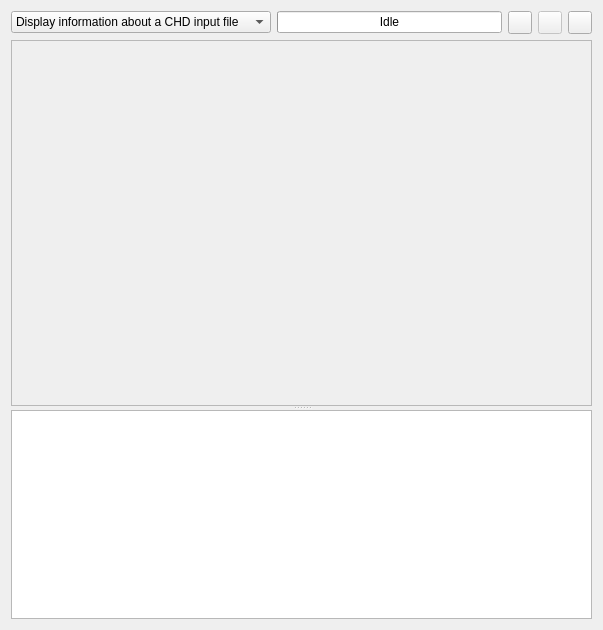
First picture: the form in tools/qchdman/projectwidget.ui, repository qmc2/qmc2-mame-fe, before the edit.
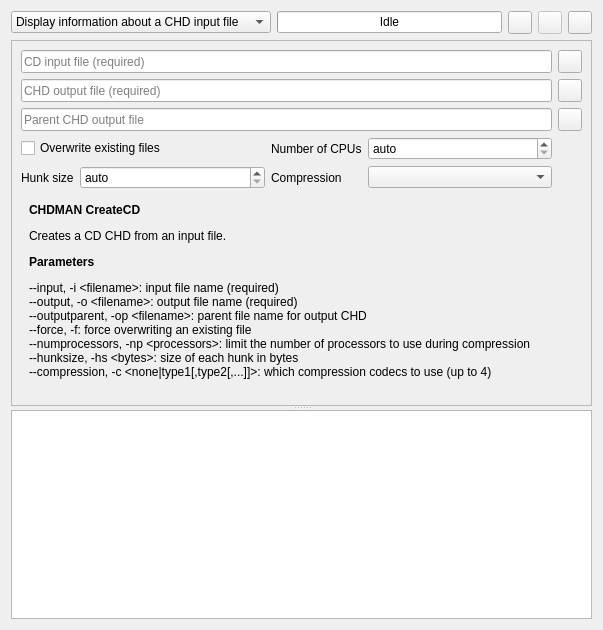
Second picture: the form after the edit. The open tabs and pages were chosen to show the change. Icons and pictures are not drawn.

Commit message: wip: qchdman: added project type CreateCD

Patch:
```diff
--- a/tools/qchdman/projectwidget.ui
+++ b/tools/qchdman/projectwidget.ui
@@ -1867,7 +1867,256 @@
             </item>
            </layout>
           </widget>
-          <widget class="QWidget" name="pageCreateCD"/>
+          <widget class="QWidget" name="pageCreateCD">
+           <layout class="QGridLayout" name="gridLayoutPageCreateCD">
+            <property name="margin">
+             <number>0</number>
+            </property>
+            <item row="0" column="0">
+             <widget class="QFrame" name="frameCreateCD">
+              <layout class="QGridLayout" name="gridLayoutFrameCreateCD">
+               <property name="margin">
+                <number>0</number>
+               </property>
+               <item row="4" column="1">
+                <widget class="QSpinBox" name="spinBoxCreateCDHunkSize">
+                 <property name="sizePolicy">
+                  <sizepolicy hsizetype="MinimumExpanding" vsizetype="Fixed">
+                   <horstretch>0</horstretch>
+                   <verstretch>0</verstretch>
+                  </sizepolicy>
+                 </property>
+                 <property name="toolTip">
+                  <string>Size in bytes of each hunk (--hunksize)</string>
+                 </property>
+                 <property name="specialValueText">
+                  <string>auto</string>
+                 </property>
+                 <property name="minimum">
+                  <number>-1</number>
+                 </property>
+                 <property name="maximum">
+                  <number>999999999</number>
+                 </property>
+                 <property name="value">
+                  <number>-1</number>
+                 </property>
+                </widget>
+               </item>
+               <item row="4" column="2">
+                <widget class="QLabel" name="labelCreateCDCompressors">
+                 <property name="text">
+                  <string>Compression</string>
+                 </property>
+                </widget>
+               </item>
+               <item row="1" column="4">
+                <widget class="QToolButton" name="toolButtonBrowseCreateCDOutputFile">
+                 <property name="sizePolicy">
+                  <sizepolicy hsizetype="Fixed" vsizetype="Minimum">
+                   <horstretch>0</horstretch>
+                   <verstretch>0</verstretch>
+                  </sizepolicy>
+                 </property>
+                 <property name="icon">
+                  <iconset resource="qchdman.qrc">
+                   <normaloff>:/images/fileopen.png</normaloff>:/images/fileopen.png</iconset>
+                 </property>
+                </widget>
+               </item>
+               <item row="2" column="4">
+                <widget class="QToolButton" name="toolButtonBrowseCreateCDParentOutputFile">
+                 <property name="sizePolicy">
+                  <sizepolicy hsizetype="Fixed" vsizetype="Minimum">
+                   <horstretch>0</horstretch>
+                   <verstretch>0</verstretch>
+                  </sizepolicy>
+                 </property>
+                 <property name="icon">
+                  <iconset resource="qchdman.qrc">
+                   <normaloff>:/images/fileopen.png</normaloff>:/images/fileopen.png</iconset>
+                 </property>
+                </widget>
+               </item>
+               <item row="2" column="0" colspan="4">
+                <widget class="QLineEdit" name="lineEditCreateCDParentOutputFile">
+                 <property name="sizePolicy">
+                  <sizepolicy hsizetype="Expanding" vsizetype="Minimum">
+                   <horstretch>0</horstretch>
+                   <verstretch>0</verstretch>
+                  </sizepolicy>
+                 </property>
+                 <property name="toolTip">
+                  <string>Parent CHD output file (--outputparent)</string>
+                 </property>
+                 <property name="placeholderText">
+                  <string>Parent CHD output file</string>
+                 </property>
+                </widget>
+               </item>
+               <item row="1" column="0" colspan="4">
+                <widget class="QLineEdit" name="lineEditCreateCDOutputFile">
+                 <property name="sizePolicy">
+                  <sizepolicy hsizetype="Expanding" vsizetype="Minimum">
+                   <horstretch>0</horstretch>
+                   <verstretch>0</verstretch>
+                  </sizepolicy>
+                 </property>
+                 <property name="toolTip">
+                  <string>CHD output file (--output)</string>
+                 </property>
+                 <property name="placeholderText">
+                  <string>CHD output file (required)</string>
+                 </property>
+                </widget>
+               </item>
+               <item row="3" column="0" colspan="2">
+                <widget class="QCheckBox" name="checkBoxCreateCDForce">
+                 <property name="toolTip">
+                  <string>Force overwriting output files (--force)</string>
+                 </property>
+                 <property name="text">
+                  <string>Overwrite existing files</string>
+                 </property>
+                </widget>
+               </item>
+               <item row="4" column="0">
+                <widget class="QLabel" name="labelCreateCDHunkSize">
+                 <property name="text">
+                  <string>Hunk size</string>
+                 </property>
+                </widget>
+               </item>
+               <item row="0" column="4">
+                <widget class="QToolButton" name="toolButtonBrowseCreateCDInputFile">
+                 <property name="sizePolicy">
+                  <sizepolicy hsizetype="Fixed" vsizetype="Minimum">
+                   <horstretch>0</horstretch>
+                   <verstretch>0</verstretch>
+                  </sizepolicy>
+                 </property>
+                 <property name="icon">
+                  <iconset resource="qchdman.qrc">
+                   <normaloff>:/images/fileopen.png</normaloff>:/images/fileopen.png</iconset>
+                 </property>
+                </widget>
+               </item>
+               <item row="3" column="2">
+                <widget class="QLabel" name="labelCreateCDProcessors">
+                 <property name="text">
+                  <string>Number of CPUs</string>
+                 </property>
+                </widget>
+               </item>
+               <item row="3" column="3">
+                <widget class="QSpinBox" name="spinBoxCreateCDProcessors">
+                 <property name="sizePolicy">
+                  <sizepolicy hsizetype="MinimumExpanding" vsizetype="Fixed">
+                   <horstretch>0</horstretch>
+                   <verstretch>0</verstretch>
+                  </sizepolicy>
+                 </property>
+                 <property name="toolTip">
+                  <string>Limit the number of processors to use during compression (--numprocessors)</string>
+                 </property>
+                 <property name="specialValueText">
+                  <string>auto</string>
+                 </property>
+                 <property name="minimum">
+                  <number>0</number>
+                 </property>
+                 <property name="maximum">
+                  <number>9999</number>
+                 </property>
+                 <property name="value">
+                  <number>0</number>
+                 </property>
+                </widget>
+               </item>
+               <item row="0" column="0" colspan="4">
+                <widget class="QLineEdit" name="lineEditCreateCDInputFile">
+                 <property name="sizePolicy">
+                  <sizepolicy hsizetype="Expanding" vsizetype="Minimum">
+                   <horstretch>0</horstretch>
+                   <verstretch>0</verstretch>
+                  </sizepolicy>
+                 </property>
+                 <property name="toolTip">
+                  <string>CD input file (--input)</string>
+                 </property>
+                 <property name="placeholderText">
+                  <string>CD input file (required)</string>
+                 </property>
+                </widget>
+               </item>
+               <item row="4" column="3">
+                <widget class="QComboBox" name="comboBoxCreateCDCompression">
+                 <property name="sizePolicy">
+                  <sizepolicy hsizetype="MinimumExpanding" vsizetype="Fixed">
+                   <horstretch>0</horstretch>
+                   <verstretch>0</verstretch>
+                  </sizepolicy>
+                 </property>
+                 <property name="toolTip">
+                  <string>Select up to 4 compression codecs to use (--compression)</string>
+                 </property>
+                 <property name="maxVisibleItems">
+                  <number>20</number>
+                 </property>
+                </widget>
+               </item>
+              </layout>
+             </widget>
+            </item>
+            <item row="1" column="0">
+             <widget class="QLabel" name="labelCreateCDHelp">
+              <property name="text">
+               <string>&lt;p&gt;
+&lt;b&gt;CHDMAN CreateCD&lt;/b&gt;
+&lt;/p&gt;
+Creates a CD CHD from an input file.
+&lt;p&gt;
+&lt;b&gt;Parameters&lt;/b&gt;
+&lt;/p&gt;
+&lt;p&gt;
+--input, -i &amp;lt;filename&amp;gt;: input file name (required)&lt;br&gt;
+--output, -o &amp;lt;filename&amp;gt;: output file name (required)&lt;br&gt;
+--outputparent, -op &amp;lt;filename&amp;gt;: parent file name for output CHD&lt;br&gt;
+--force, -f: force overwriting an existing file&lt;br&gt;
+--numprocessors, -np &amp;lt;processors&amp;gt;: limit the number of processors to use during compression&lt;br&gt;
+--hunksize, -hs &amp;lt;bytes&amp;gt;: size of each hunk in bytes&lt;br&gt;
+--compression, -c &amp;lt;none|type1[,type2[,...]]&amp;gt;: which compression codecs to use (up to 4)
+&lt;/p&gt;</string>
+              </property>
+              <property name="alignment">
+               <set>Qt::AlignLeading|Qt::AlignLeft|Qt::AlignTop</set>
+              </property>
+              <property name="wordWrap">
+               <bool>true</bool>
+              </property>
+              <property name="margin">
+               <number>8</number>
+              </property>
+              <property name="indent">
+               <number>8</number>
+              </property>
+             </widget>
+            </item>
+            <item row="2" column="0">
+             <spacer name="verticalSpacerCreateCD">
+              <property name="orientation">
+               <enum>Qt::Vertical</enum>
+              </property>
+              <property name="sizeHint" stdset="0">
+               <size>
+                <width>20</width>
+                <height>228</height>
+               </size>
+              </property>
+             </spacer>
+            </item>
+           </layout>
+          </widget>
           <widget class="QWidget" name="pageCreateLD"/>
           <widget class="QWidget" name="pageExtractRaw"/>
           <widget class="QWidget" name="pageExtractHD">
```
The commit also changes 19 other files.
